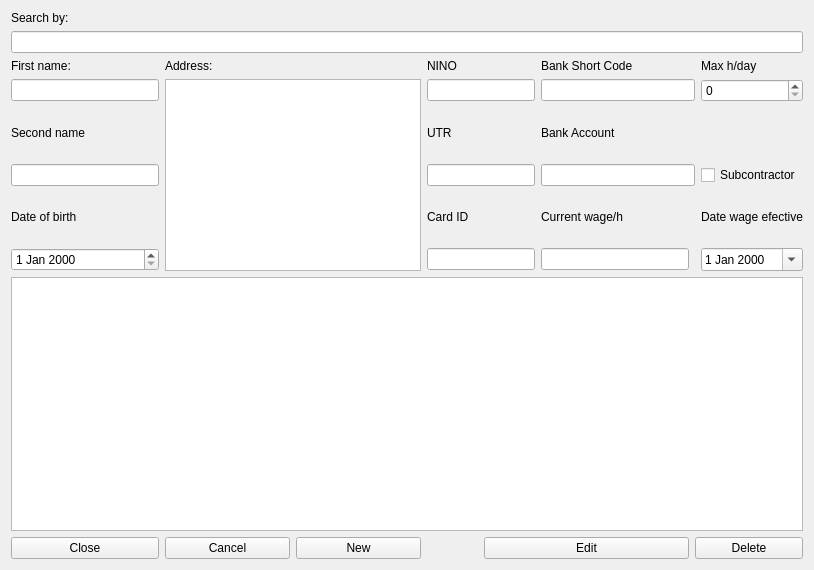
arsinte-andrei/atpPontaj, file mdiworker.ui: the form before one commit.
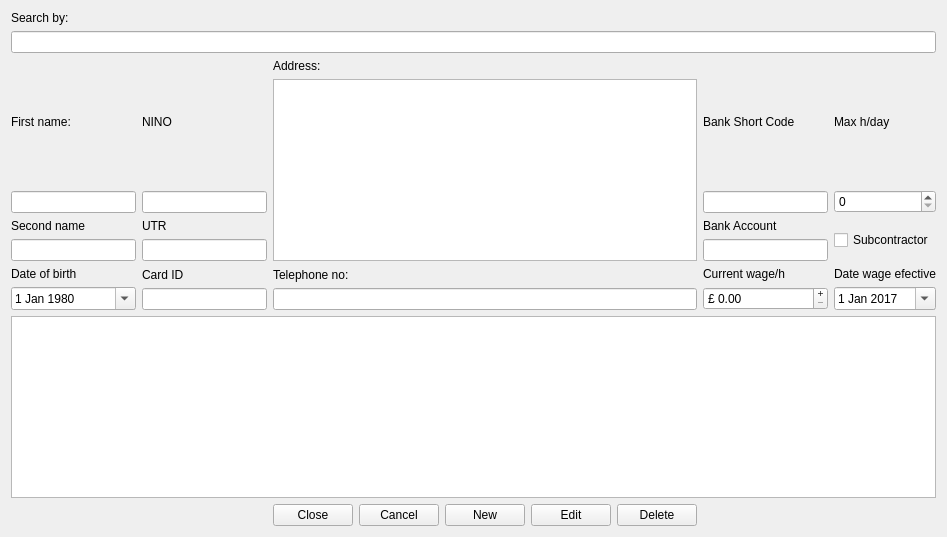
The form after the commit.

```diff
--- a/mdiworker.ui
+++ b/mdiworker.ui
@@ -6,194 +6,292 @@
    <rect>
     <x>0</x>
     <y>0</y>
-    <width>814</width>
-    <height>570</height>
+    <width>947</width>
+    <height>537</height>
    </rect>
   </property>
   <property name="windowTitle">
    <string>Worker</string>
   </property>
   <layout class="QGridLayout" name="gridLayout">
-   <item row="0" column="0" colspan="3">
-    <widget class="QLabel" name="label">
-     <property name="text">
-      <string>Search by:</string>
-     </property>
-    </widget>
-   </item>
-   <item row="1" column="0" colspan="8">
-    <widget class="QLineEdit" name="editSearch"/>
-   </item>
-   <item row="2" column="0">
+   <item row="1" column="0">
+    <layout class="QVBoxLayout" name="verticalLayout_2">
+     <item>
     <widget class="QLabel" name="label_3">
      <property name="text">
       <string>First name:</string>
      </property>
     </widget>
    </item>
-   <item row="2" column="1">
-    <widget class="QLabel" name="label_6">
-     <property name="text">
-      <string>Address:</string>
-     </property>
-    </widget>
-   </item>
-   <item row="2" column="3">
+     <item>
+      <widget class="QLineEdit" name="editFirstName"/>
+     </item>
+    </layout>
+   </item>
+   <item row="1" column="1">
+    <layout class="QVBoxLayout" name="verticalLayout_5">
+     <item>
     <widget class="QLabel" name="label_7">
      <property name="text">
       <string>NINO</string>
      </property>
     </widget>
    </item>
-   <item row="2" column="5" colspan="2">
+     <item>
+      <widget class="QLineEdit" name="editNino"/>
+     </item>
+    </layout>
+   </item>
+   <item row="1" column="2" rowspan="2">
+    <layout class="QVBoxLayout" name="verticalLayout_13">
+     <item>
+      <widget class="QLabel" name="label_6">
+       <property name="text">
+        <string>Address:</string>
+       </property>
+      </widget>
+     </item>
+     <item>
+      <widget class="QTextEdit" name="editAddress"/>
+     </item>
+    </layout>
+   </item>
+   <item row="1" column="3">
+    <layout class="QVBoxLayout" name="verticalLayout_6">
+     <item>
     <widget class="QLabel" name="label_9">
      <property name="text">
       <string>Bank Short Code</string>
      </property>
     </widget>
    </item>
-   <item row="2" column="7">
+     <item>
+      <widget class="QLineEdit" name="editBankShortcode"/>
+     </item>
+    </layout>
+   </item>
+   <item row="1" column="4">
+    <layout class="QVBoxLayout" name="verticalLayout_7">
+     <item>
     <widget class="QLabel" name="label_11">
      <property name="text">
       <string>Max h/day</string>
      </property>
     </widget>
    </item>
-   <item row="3" column="0">
-    <widget class="QLineEdit" name="editFirstName"/>
-   </item>
-   <item row="3" column="1" rowspan="5" colspan="2">
-    <widget class="QTextEdit" name="editAddress"/>
-   </item>
-   <item row="3" column="3" colspan="2">
-    <widget class="QLineEdit" name="editNino"/>
-   </item>
-   <item row="3" column="5" colspan="2">
-    <widget class="QLineEdit" name="editBankShortcode"/>
-   </item>
-   <item row="3" column="7">
+     <item>
     <widget class="QSpinBox" name="editHday"/>
    </item>
-   <item row="4" column="0">
+    </layout>
+   </item>
+   <item row="2" column="0">
+    <layout class="QVBoxLayout" name="verticalLayout_3">
+     <item>
     <widget class="QLabel" name="label_4">
      <property name="text">
       <string>Second name</string>
      </property>
     </widget>
    </item>
-   <item row="4" column="3">
+     <item>
+      <widget class="QLineEdit" name="editSecondName"/>
+     </item>
+    </layout>
+   </item>
+   <item row="2" column="1">
+    <layout class="QVBoxLayout" name="verticalLayout_8">
+     <item>
     <widget class="QLabel" name="label_8">
      <property name="text">
       <string>UTR</string>
      </property>
     </widget>
    </item>
-   <item row="4" column="5" colspan="2">
+     <item>
+      <widget class="QLineEdit" name="editUtr"/>
+     </item>
+    </layout>
+   </item>
+   <item row="2" column="3">
+    <layout class="QVBoxLayout" name="verticalLayout_9">
+     <item>
     <widget class="QLabel" name="label_10">
      <property name="text">
       <string>Bank Account</string>
      </property>
     </widget>
    </item>
-   <item row="5" column="0">
-    <widget class="QLineEdit" name="editSecondName"/>
-   </item>
-   <item row="5" column="3" colspan="2">
-    <widget class="QLineEdit" name="editUtr"/>
-   </item>
-   <item row="5" column="5" colspan="2">
+     <item>
     <widget class="QLineEdit" name="editBankAccount"/>
    </item>
-   <item row="5" column="7">
+    </layout>
+   </item>
+   <item row="2" column="4">
     <widget class="QCheckBox" name="editSubcontractor">
      <property name="text">
       <string>Subcontractor</string>
      </property>
     </widget>
    </item>
-   <item row="6" column="0">
+   <item row="3" column="0">
+    <layout class="QVBoxLayout" name="verticalLayout_4">
+     <item>
     <widget class="QLabel" name="label_5">
      <property name="text">
       <string>Date of birth</string>
      </property>
     </widget>
    </item>
-   <item row="6" column="3">
+     <item>
+      <widget class="QDateEdit" name="editDob">
+       <property name="calendarPopup">
+        <bool>true</bool>
+       </property>
+       <property name="date">
+        <date>
+         <year>1980</year>
+         <month>1</month>
+         <day>1</day>
+        </date>
+       </property>
+      </widget>
+     </item>
+    </layout>
+   </item>
+   <item row="3" column="1">
+    <layout class="QVBoxLayout" name="verticalLayout_10">
+     <item>
     <widget class="QLabel" name="label_2">
      <property name="text">
       <string>Card ID</string>
      </property>
     </widget>
    </item>
-   <item row="7" column="0">
-    <widget class="QDateEdit" name="editDob"/>
-   </item>
-   <item row="7" column="3" colspan="2">
+     <item>
     <widget class="QLineEdit" name="editCardId"/>
    </item>
-   <item row="8" column="0" colspan="8">
-    <widget class="QTableView" name="tableView">
-     <property name="editTriggers">
-      <set>QAbstractItemView::NoEditTriggers</set>
+    </layout>
+   </item>
+   <item row="3" column="2">
+    <layout class="QVBoxLayout" name="verticalLayout_14">
+     <item>
+      <widget class="QLabel" name="label_14">
+       <property name="text">
+        <string>Telephone no:</string>
      </property>
     </widget>
    </item>
-   <item row="9" column="0">
+     <item>
+      <widget class="QLineEdit" name="editTel"/>
+     </item>
+    </layout>
+   </item>
+   <item row="3" column="3">
+    <layout class="QVBoxLayout" name="verticalLayout_11">
+     <item>
+      <widget class="QLabel" name="label_12">
+       <property name="text">
+        <string>Current wage/h</string>
+       </property>
+      </widget>
+     </item>
+     <item>
+      <widget class="QDoubleSpinBox" name="editWage">
+       <property name="buttonSymbols">
+        <enum>QAbstractSpinBox::PlusMinus</enum>
+       </property>
+       <property name="prefix">
+        <string>£ </string>
+       </property>
+       <property name="maximum">
+        <double>1000000000000000042420637374017961984.000000000000000</double>
+       </property>
+      </widget>
+     </item>
+    </layout>
+   </item>
+   <item row="3" column="4">
+    <layout class="QVBoxLayout" name="verticalLayout_12">
+     <item>
+      <widget class="QLabel" name="label_13">
+       <property name="text">
+        <string>Date wage efective</string>
+       </property>
+      </widget>
+     </item>
+     <item>
+      <widget class="QDateEdit" name="editFromDate">
+       <property name="calendarPopup">
+        <bool>true</bool>
+       </property>
+       <property name="date">
+        <date>
+         <year>2017</year>
+         <month>1</month>
+         <day>1</day>
+        </date>
+       </property>
+      </widget>
+     </item>
+    </layout>
+   </item>
+   <item row="5" column="2">
+    <layout class="QHBoxLayout" name="horizontalLayout">
+     <item>
     <widget class="QPushButton" name="buttonClose">
      <property name="text">
       <string>Close</string>
      </property>
     </widget>
    </item>
-   <item row="9" column="1">
+     <item>
     <widget class="QPushButton" name="buttonCancel">
      <property name="text">
       <string>Cancel</string>
      </property>
     </widget>
    </item>
-   <item row="9" column="2">
+     <item>
     <widget class="QPushButton" name="buttonNew">
      <property name="text">
       <string>New</string>
      </property>
     </widget>
    </item>
-   <item row="9" column="4" colspan="2">
+     <item>
     <widget class="QPushButton" name="buttonEdit">
      <property name="text">
       <string>Edit</string>
      </property>
     </widget>
    </item>
-   <item row="9" column="6" colspan="2">
+     <item>
     <widget class="QPushButton" name="buttonDelete">
      <property name="text">
       <string>Delete</string>
      </property>
     </widget>
    </item>
-   <item row="7" column="5">
-    <widget class="QLineEdit" name="editWages"/>
+    </layout>
    </item>
-   <item row="7" column="7">
-    <widget class="QDateEdit" name="editFromDate">
-     <property name="calendarPopup">
-      <bool>true</bool>
-     </property>
-    </widget>
-   </item>
-   <item row="6" column="5">
-    <widget class="QLabel" name="label_12">
+   <item row="0" column="0" colspan="5">
+    <layout class="QVBoxLayout" name="verticalLayout">
+     <item>
+      <widget class="QLabel" name="label">
      <property name="text">
-      <string>Current wage/h</string>
+        <string>Search by:</string>
      </property>
     </widget>
    </item>
-   <item row="6" column="7">
-    <widget class="QLabel" name="label_13">
-     <property name="text">
-      <string>Date wage efective</string>
+     <item>
+      <widget class="QLineEdit" name="editSearch"/>
+     </item>
+    </layout>
+   </item>
+   <item row="4" column="0" colspan="5">
+    <widget class="QTableView" name="tableView">
+     <property name="editTriggers">
+      <set>QAbstractItemView::NoEditTriggers</set>
      </property>
     </widget>
    </item>
```
Left out of the diff: 23 changed lines with no effect on the pictures. Lines whose indentation alone changed are shown as unchanged.
